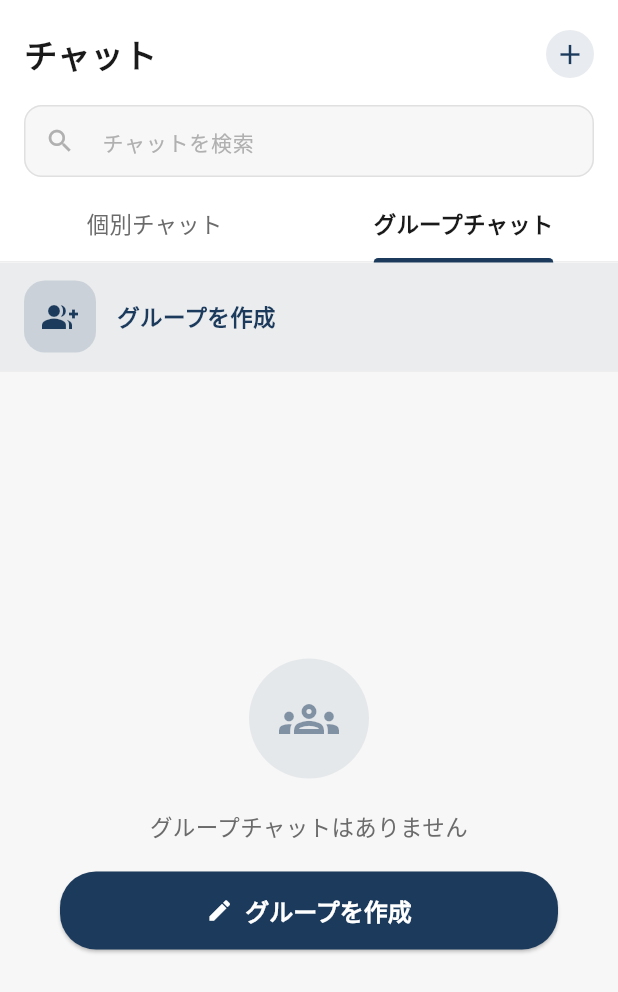
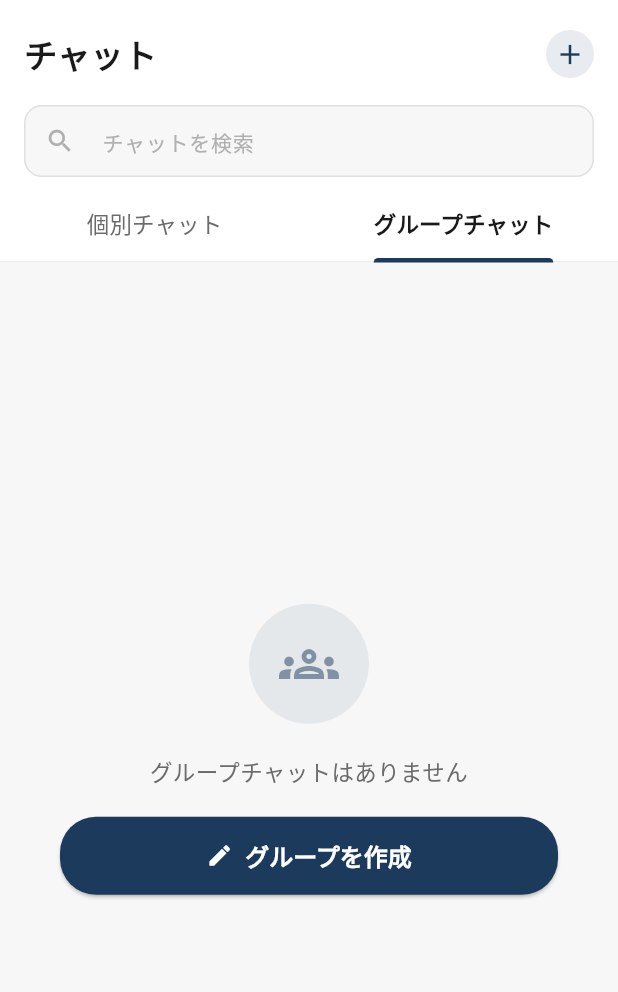
Before and after one commit to sofvo-dev/sofvo, a Flutter app: the ChatListScreen screen opened directly, tab 2 chosen, on a phone screen of 412 x 824 dp. Shown: the top 992 px of the screen. Run offline on Flutter 3.47's test engine with Material 3 defaults, Android fonts, the phone set to English and light mode, and no system bars; our stand-ins replace cached_network_image, cloud_firestore, file_picker, firebase_auth, firebase_core, firebase_messaging and 10 more; missing offline and left inert: dart:js_interop, mobile_scanner; accounts and stored records are empty; network calls fail.

Commit message:
グループ作成ボタン削除 + チャットのスワイプピン留め追加
- グループチャットタブ上部の「グループを作成」ボタンを削除（+メニューに統合済み）
- チャットタイルを左スワイプでピン留め/解除できるように改善

https://claude.ai/code/session_01NdXNSNEhWCRPmtaSJSELhX

```diff
--- a/lib/screens/chat/chat_list_screen.dart
+++ b/lib/screens/chat/chat_list_screen.dart
@@ -487,36 +487,6 @@ class _ChatListScreenState extends State<ChatListScreen>
         return Column(
           children: [
             // グループ作成ボタン
-            InkWell(
-              onTap: () => Navigator.push(context,
-                  MaterialPageRoute(builder: (_) => const CreateGroupChatScreen())),
-              child: Container(
-                padding: const EdgeInsets.symmetric(horizontal: 16, vertical: 12),
-                decoration: BoxDecoration(
-                  color: AppTheme.primaryColor.withValues(alpha: 0.06),
-                  border: Border(bottom: BorderSide(color: Colors.grey[200]!)),
-                ),
-                child: Row(
-                  children: [
-                    Container(
-                      width: 48,
-                      height: 48,
-                      decoration: BoxDecoration(
-                        color: AppTheme.primaryColor.withValues(alpha: 0.15),
-                        borderRadius: BorderRadius.circular(14),
-                      ),
-                      child: const Icon(Icons.group_add, color: AppTheme.primaryColor, size: 24),
-                    ),
-                    const SizedBox(width: 14),
-                    const Text('グループを作成',
-                        style: TextStyle(
-                            fontSize: 15,
-                            fontWeight: FontWeight.w600,
-                            color: AppTheme.primaryColor)),
-                  ],
-                ),
-              ),
-            ),
             // チャット一覧
             Expanded(
               child: chats.isEmpty
@@ -694,7 +664,34 @@ class _ChatListScreenState extends State<ChatListScreen>
 
     final isPinned = _pinnedChatIds.contains(chatId);
 
-    return Container(
+    return Dismissible(
+      key: Key('chat_$chatId'),
+      direction: DismissDirection.endToStart,
+      confirmDismiss: (_) async {
+        _togglePin(chatId);
+        return false;
+      },
+      background: Container(
+        alignment: Alignment.centerRight,
+        padding: const EdgeInsets.only(right: 24),
+        color: isPinned ? Colors.grey[500] : AppTheme.accentColor,
+        child: Column(
+          mainAxisAlignment: MainAxisAlignment.center,
+          children: [
+            Icon(
+              isPinned ? Icons.push_pin_outlined : Icons.push_pin,
+              color: Colors.white,
+              size: 22,
+            ),
+            const SizedBox(height: 2),
+            Text(
+              isPinned ? '解除' : 'ピン留め',
+              style: const TextStyle(color: Colors.white, fontSize: 11, fontWeight: FontWeight.w600),
+            ),
+          ],
+        ),
+      ),
+      child: Container(
       color: isPinned
           ? AppTheme.primaryColor.withValues(alpha: 0.04)
           : unread
@@ -779,6 +776,7 @@ class _ChatListScreenState extends State<ChatListScreen>
           );
         },
       ),
+    ),
     );
   }
 
```
